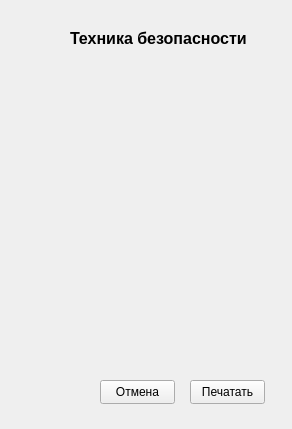
SmolPO/my_helper, file notebook/sourse/ui_files/new_TB.ui: the form before one commit.
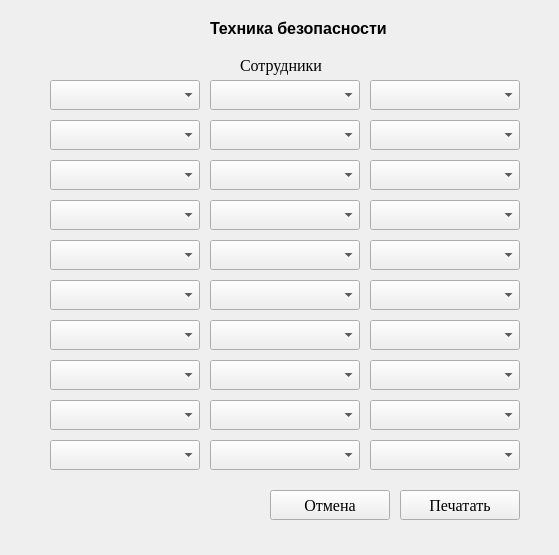
The form after the commit.

```diff
--- a/notebook/sourse/ui_files/new_TB.ui
+++ b/notebook/sourse/ui_files/new_TB.ui
@@ -6,8 +6,8 @@
    <rect>
     <x>0</x>
     <y>0</y>
-    <width>292</width>
-    <height>429</height>
+    <width>559</width>
+    <height>555</height>
    </rect>
   </property>
   <property name="windowTitle">
@@ -16,12 +16,18 @@
   <widget class="QPushButton" name="b_ok">
    <property name="geometry">
     <rect>
-     <x>190</x>
-     <y>380</y>
-     <width>75</width>
-     <height>24</height>
+     <x>400</x>
+     <y>490</y>
+     <width>120</width>
+     <height>30</height>
     </rect>
    </property>
+   <property name="font">
+    <font>
+     <family>Times New Roman</family>
+     <pointsize>12</pointsize>
+    </font>
+   </property>
    <property name="text">
     <string>Печатать</string>
    </property>
@@ -29,12 +35,18 @@
   <widget class="QPushButton" name="b_cancel">
    <property name="geometry">
     <rect>
-     <x>100</x>
-     <y>380</y>
-     <width>75</width>
-     <height>24</height>
+     <x>270</x>
+     <y>490</y>
+     <width>120</width>
+     <height>30</height>
     </rect>
    </property>
+   <property name="font">
+    <font>
+     <family>Times New Roman</family>
+     <pointsize>12</pointsize>
+    </font>
+   </property>
    <property name="text">
     <string>Отмена</string>
    </property>
@@ -42,8 +54,8 @@
   <widget class="QLabel" name="label">
    <property name="geometry">
     <rect>
-     <x>70</x>
-     <y>30</y>
+     <x>210</x>
+     <y>20</y>
      <width>191</width>
      <height>16</height>
     </rect>
@@ -58,16 +70,504 @@
     <string>Техника безопасности</string>
    </property>
   </widget>
-  <widget class="QWidget" name="gridLayoutWidget">
+  <widget class="QComboBox" name="worker_1">
    <property name="geometry">
     <rect>
-     <x>60</x>
-     <y>70</y>
-     <width>160</width>
-     <height>251</height>
+     <x>50</x>
+     <y>80</y>
+     <width>150</width>
+     <height>30</height>
     </rect>
    </property>
-   <layout class="QGridLayout" name="grid"/>
+   <property name="font">
+    <font>
+     <family>Times New Roman</family>
+     <pointsize>12</pointsize>
+    </font>
+   </property>
+  </widget>
+  <widget class="QComboBox" name="worker_2">
+   <property name="geometry">
+    <rect>
+     <x>50</x>
+     <y>120</y>
+     <width>150</width>
+     <height>30</height>
+    </rect>
+   </property>
+   <property name="font">
+    <font>
+     <family>Times New Roman</family>
+     <pointsize>12</pointsize>
+    </font>
+   </property>
+  </widget>
+  <widget class="QComboBox" name="worker_3">
+   <property name="geometry">
+    <rect>
+     <x>50</x>
+     <y>160</y>
+     <width>150</width>
+     <height>30</height>
+    </rect>
+   </property>
+   <property name="font">
+    <font>
+     <family>Times New Roman</family>
+     <pointsize>12</pointsize>
+    </font>
+   </property>
+  </widget>
+  <widget class="QComboBox" name="worker_4">
+   <property name="geometry">
+    <rect>
+     <x>50</x>
+     <y>200</y>
+     <width>150</width>
+     <height>30</height>
+    </rect>
+   </property>
+   <property name="font">
+    <font>
+     <family>Times New Roman</family>
+     <pointsize>12</pointsize>
+    </font>
+   </property>
+  </widget>
+  <widget class="QComboBox" name="worker_5">
+   <property name="geometry">
+    <rect>
+     <x>50</x>
+     <y>240</y>
+     <width>150</width>
+     <height>30</height>
+    </rect>
+   </property>
+   <property name="font">
+    <font>
+     <family>Times New Roman</family>
+     <pointsize>12</pointsize>
+    </font>
+   </property>
+  </widget>
+  <widget class="QComboBox" name="worker_6">
+   <property name="geometry">
+    <rect>
+     <x>50</x>
+     <y>280</y>
+     <width>150</width>
+     <height>30</height>
+    </rect>
+   </property>
+   <property name="font">
+    <font>
+     <family>Times New Roman</family>
+     <pointsize>12</pointsize>
+    </font>
+   </property>
+  </widget>
+  <widget class="QComboBox" name="worker_7">
+   <property name="geometry">
+    <rect>
+     <x>50</x>
+     <y>320</y>
+     <width>150</width>
+     <height>30</height>
+    </rect>
+   </property>
+   <property name="font">
+    <font>
+     <family>Times New Roman</family>
+     <pointsize>12</pointsize>
+    </font>
+   </property>
+  </widget>
+  <widget class="QComboBox" name="worker_8">
+   <property name="geometry">
+    <rect>
+     <x>50</x>
+     <y>360</y>
+     <width>150</width>
+     <height>30</height>
+    </rect>
+   </property>
+   <property name="font">
+    <font>
+     <family>Times New Roman</family>
+     <pointsize>12</pointsize>
+    </font>
+   </property>
+  </widget>
+  <widget class="QComboBox" name="worker_9">
+   <property name="geometry">
+    <rect>
+     <x>50</x>
+     <y>400</y>
+     <width>150</width>
+     <height>30</height>
+    </rect>
+   </property>
+   <property name="font">
+    <font>
+     <family>Times New Roman</family>
+     <pointsize>12</pointsize>
+    </font>
+   </property>
+  </widget>
+  <widget class="QComboBox" name="worker_10">
+   <property name="geometry">
+    <rect>
+     <x>50</x>
+     <y>440</y>
+     <width>150</width>
+     <height>30</height>
+    </rect>
+   </property>
+   <property name="font">
+    <font>
+     <family>Times New Roman</family>
+     <pointsize>12</pointsize>
+    </font>
+   </property>
+  </widget>
+  <widget class="QComboBox" name="worker_11">
+   <property name="geometry">
+    <rect>
+     <x>210</x>
+     <y>80</y>
+     <width>150</width>
+     <height>30</height>
+    </rect>
+   </property>
+   <property name="font">
+    <font>
+     <family>Times New Roman</family>
+     <pointsize>12</pointsize>
+    </font>
+   </property>
+  </widget>
+  <widget class="QComboBox" name="worker_12">
+   <property name="geometry">
+    <rect>
+     <x>210</x>
+     <y>120</y>
+     <width>150</width>
+     <height>30</height>
+    </rect>
+   </property>
+   <property name="font">
+    <font>
+     <family>Times New Roman</family>
+     <pointsize>12</pointsize>
+    </font>
+   </property>
+  </widget>
+  <widget class="QComboBox" name="worker_13">
+   <property name="geometry">
+    <rect>
+     <x>210</x>
+     <y>160</y>
+     <width>150</width>
+     <height>30</height>
+    </rect>
+   </property>
+   <property name="font">
+    <font>
+     <family>Times New Roman</family>
+     <pointsize>12</pointsize>
+    </font>
+   </property>
+  </widget>
+  <widget class="QComboBox" name="worker_14">
+   <property name="geometry">
+    <rect>
+     <x>210</x>
+     <y>200</y>
+     <width>150</width>
+     <height>30</height>
+    </rect>
+   </property>
+   <property name="font">
+    <font>
+     <family>Times New Roman</family>
+     <pointsize>12</pointsize>
+    </font>
+   </property>
+  </widget>
+  <widget class="QComboBox" name="worker_15">
+   <property name="geometry">
+    <rect>
+     <x>210</x>
+     <y>240</y>
+     <width>150</width>
+     <height>30</height>
+    </rect>
+   </property>
+   <property name="font">
+    <font>
+     <family>Times New Roman</family>
+     <pointsize>12</pointsize>
+    </font>
+   </property>
+  </widget>
+  <widget class="QComboBox" name="worker_16">
+   <property name="geometry">
+    <rect>
+     <x>210</x>
+     <y>280</y>
+     <width>150</width>
+     <height>30</height>
+    </rect>
+   </property>
+   <property name="font">
+    <font>
+     <family>Times New Roman</family>
+     <pointsize>12</pointsize>
+    </font>
+   </property>
+  </widget>
+  <widget class="QComboBox" name="worker_17">
+   <property name="geometry">
+    <rect>
+     <x>210</x>
+     <y>320</y>
+     <width>150</width>
+     <height>30</height>
+    </rect>
+   </property>
+   <property name="font">
+    <font>
+     <family>Times New Roman</family>
+     <pointsize>12</pointsize>
+    </font>
+   </property>
+  </widget>
+  <widget class="QComboBox" name="worker_18">
+   <property name="geometry">
+    <rect>
+     <x>210</x>
+     <y>360</y>
+     <width>150</width>
+     <height>30</height>
+    </rect>
+   </property>
+   <property name="font">
+    <font>
+     <family>Times New Roman</family>
+     <pointsize>12</pointsize>
+    </font>
+   </property>
+  </widget>
+  <widget class="QComboBox" name="worker_19">
+   <property name="geometry">
+    <rect>
+     <x>210</x>
+     <y>400</y>
+     <width>150</width>
+     <height>30</height>
+    </rect>
+   </property>
+   <property name="font">
+    <font>
+     <family>Times New Roman</family>
+     <pointsize>12</pointsize>
+    </font>
+   </property>
+  </widget>
+  <widget class="QComboBox" name="worker_20">
+   <property name="geometry">
+    <rect>
+     <x>210</x>
+     <y>440</y>
+     <width>150</width>
+     <height>30</height>
+    </rect>
+   </property>
+   <property name="font">
+    <font>
+     <family>Times New Roman</family>
+     <pointsize>12</pointsize>
+    </font>
+   </property>
+  </widget>
+  <widget class="QComboBox" name="worker_21">
+   <property name="geometry">
+    <rect>
+     <x>370</x>
+     <y>80</y>
+     <width>150</width>
+     <height>30</height>
+    </rect>
+   </property>
+   <property name="font">
+    <font>
+     <family>Times New Roman</family>
+     <pointsize>12</pointsize>
+    </font>
+   </property>
+  </widget>
+  <widget class="QComboBox" name="worker_22">
+   <property name="geometry">
+    <rect>
+     <x>370</x>
+     <y>120</y>
+     <width>150</width>
+     <height>30</height>
+    </rect>
+   </property>
+   <property name="font">
+    <font>
+     <family>Times New Roman</family>
+     <pointsize>12</pointsize>
+    </font>
+   </property>
+  </widget>
+  <widget class="QComboBox" name="worker_23">
+   <property name="geometry">
+    <rect>
+     <x>370</x>
+     <y>160</y>
+     <width>150</width>
+     <height>30</height>
+    </rect>
+   </property>
+   <property name="font">
+    <font>
+     <family>Times New Roman</family>
+     <pointsize>12</pointsize>
+    </font>
+   </property>
+  </widget>
+  <widget class="QComboBox" name="worker_24">
+   <property name="geometry">
+    <rect>
+     <x>370</x>
+     <y>200</y>
+     <width>150</width>
+     <height>30</height>
+    </rect>
+   </property>
+   <property name="font">
+    <font>
+     <family>Times New Roman</family>
+     <pointsize>12</pointsize>
+    </font>
+   </property>
+  </widget>
+  <widget class="QComboBox" name="worker_25">
+   <property name="geometry">
+    <rect>
+     <x>370</x>
+     <y>240</y>
+     <width>150</width>
+     <height>30</height>
+    </rect>
+   </property>
+   <property name="font">
+    <font>
+     <family>Times New Roman</family>
+     <pointsize>12</pointsize>
+    </font>
+   </property>
+  </widget>
+  <widget class="QComboBox" name="worker_26">
+   <property name="geometry">
+    <rect>
+     <x>370</x>
+     <y>280</y>
+     <width>150</width>
+     <height>30</height>
+    </rect>
+   </property>
+   <property name="font">
+    <font>
+     <family>Times New Roman</family>
+     <pointsize>12</pointsize>
+    </font>
+   </property>
+  </widget>
+  <widget class="QComboBox" name="worker_27">
+   <property name="geometry">
+    <rect>
+     <x>370</x>
+     <y>320</y>
+     <width>150</width>
+     <height>30</height>
+    </rect>
+   </property>
+   <property name="font">
+    <font>
+     <family>Times New Roman</family>
+     <pointsize>12</pointsize>
+    </font>
+   </property>
+  </widget>
+  <widget class="QComboBox" name="worker_28">
+   <property name="geometry">
+    <rect>
+     <x>370</x>
+     <y>360</y>
+     <width>150</width>
+     <height>30</height>
+    </rect>
+   </property>
+   <property name="font">
+    <font>
+     <family>Times New Roman</family>
+     <pointsize>12</pointsize>
+    </font>
+   </property>
+  </widget>
+  <widget class="QComboBox" name="worker_29">
+   <property name="geometry">
+    <rect>
+     <x>370</x>
+     <y>400</y>
+     <width>150</width>
+     <height>30</height>
+    </rect>
+   </property>
+   <property name="font">
+    <font>
+     <family>Times New Roman</family>
+     <pointsize>12</pointsize>
+    </font>
+   </property>
+  </widget>
+  <widget class="QComboBox" name="worker_30">
+   <property name="geometry">
+    <rect>
+     <x>370</x>
+     <y>440</y>
+     <width>150</width>
+     <height>30</height>
+    </rect>
+   </property>
+   <property name="font">
+    <font>
+     <family>Times New Roman</family>
+     <pointsize>12</pointsize>
+    </font>
+   </property>
+  </widget>
+  <widget class="QLabel" name="label_2">
+   <property name="geometry">
+    <rect>
+     <x>240</x>
+     <y>50</y>
+     <width>111</width>
+     <height>30</height>
+    </rect>
+   </property>
+   <property name="font">
+    <font>
+     <family>Times New Roman</family>
+     <pointsize>12</pointsize>
+    </font>
+   </property>
+   <property name="text">
+    <string>Сотрудники</string>
+   </property>
   </widget>
  </widget>
  <resources/>
```
